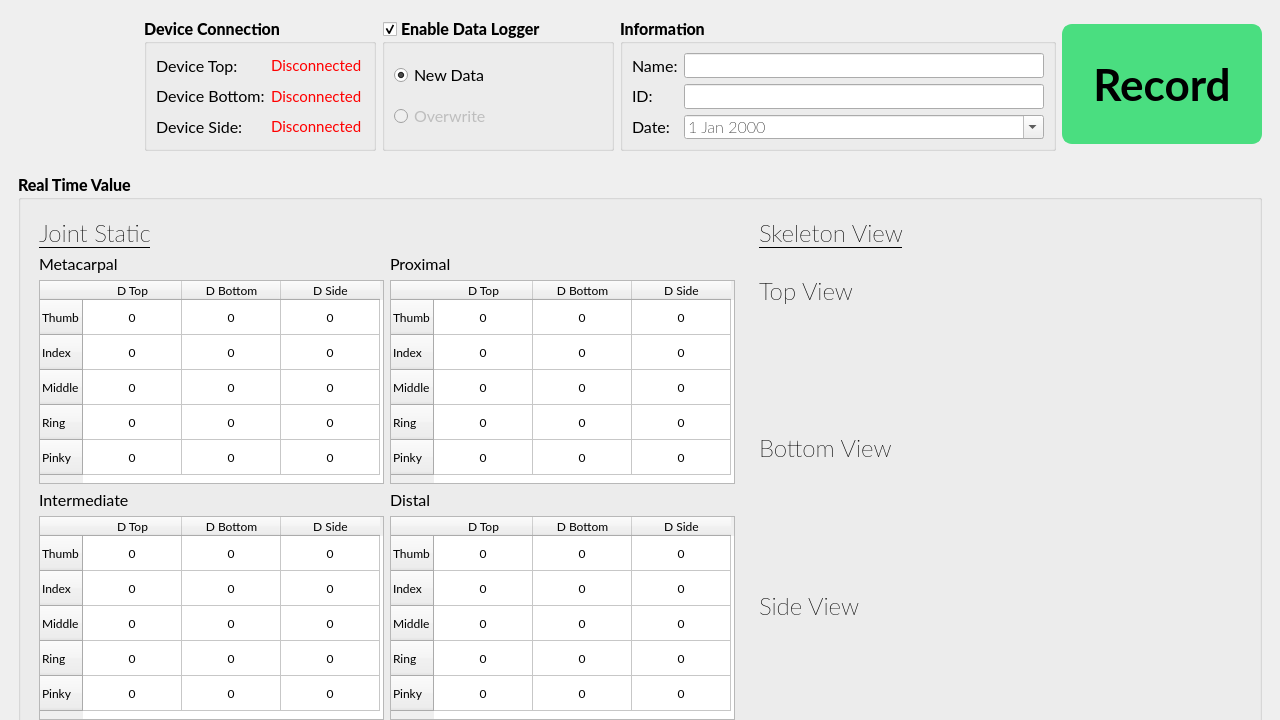
The window that leapmotion_ver3.ui (jeffrymahbuubi/LeapMotion-DataRetreival-DesktopApplication) describes before a commit, drawn with Qt 5.
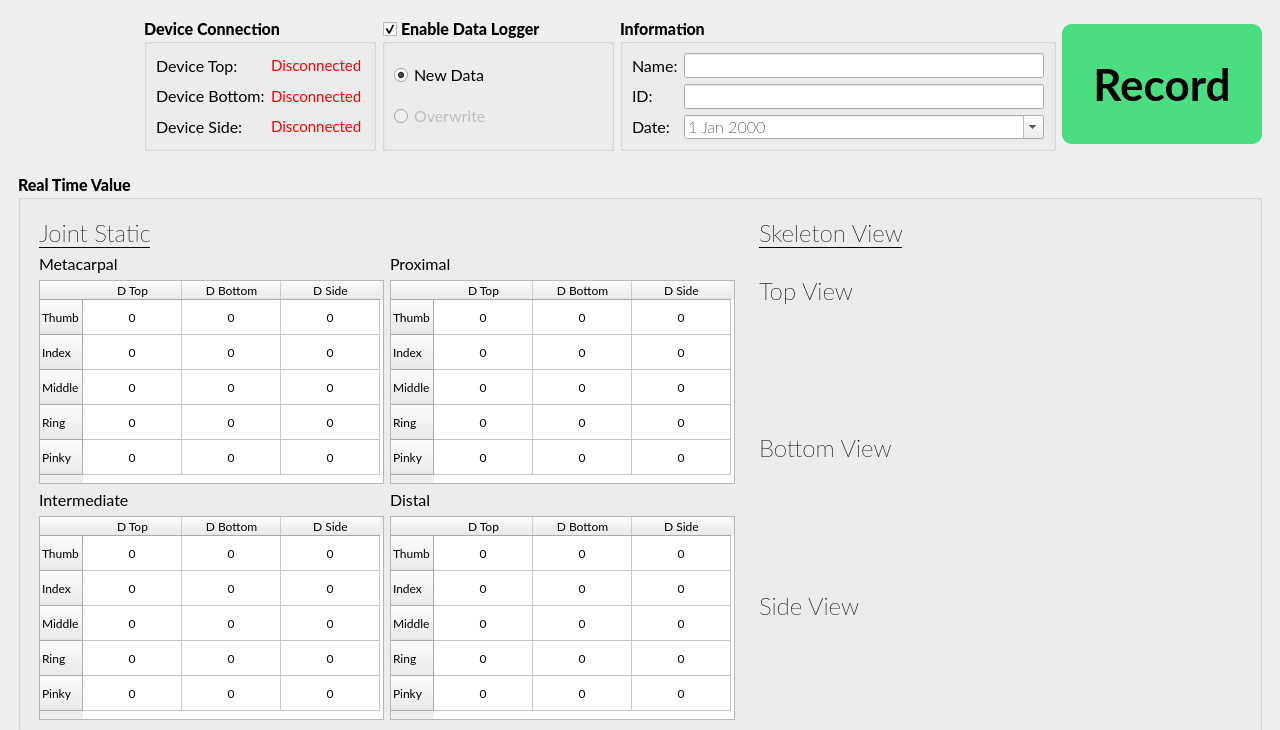
The same window after the commit. Icons and pictures are not drawn.

Diff of the .ui file:
```diff
--- a/leapmotion_ver3.ui
+++ b/leapmotion_ver3.ui
@@ -7,7 +7,7 @@
     <x>0</x>
     <y>0</y>
     <width>1280</width>
-    <height>720</height>
+    <height>730</height>
    </rect>
   </property>
   <property name="minimumSize">
```
